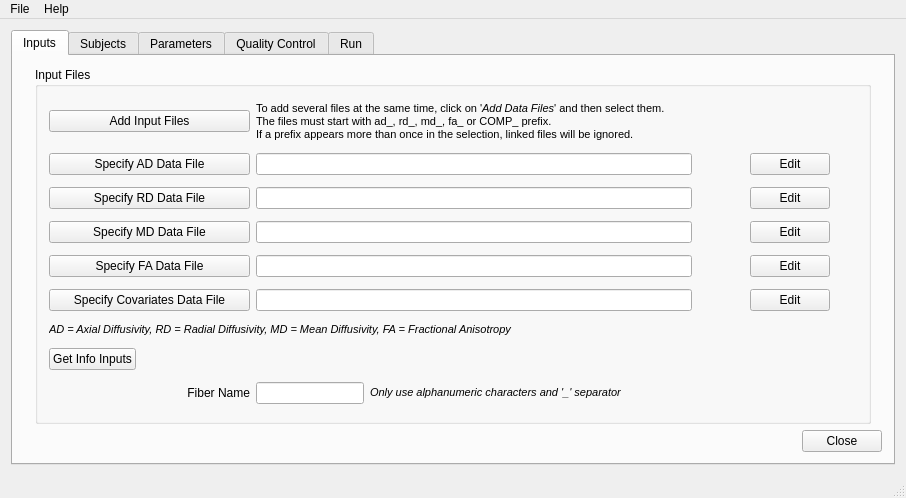
jeantm/FADTTS, file FADTTSWindow.ui: the form before one commit.
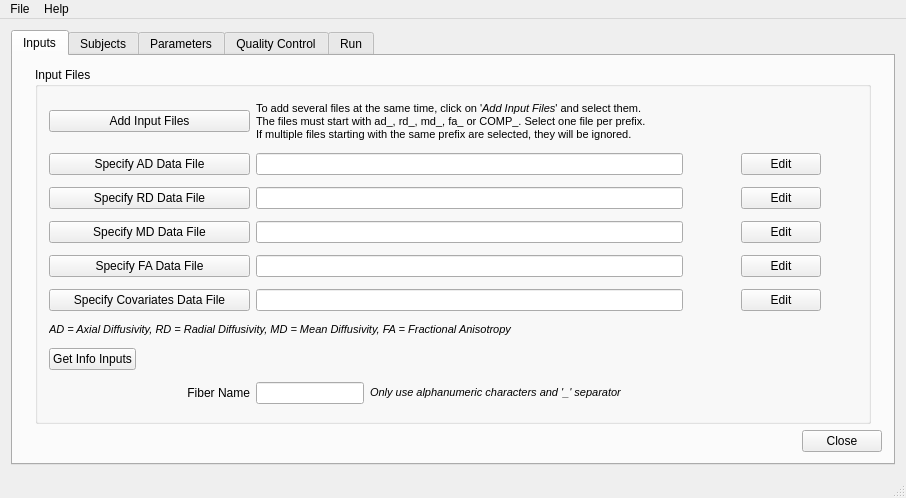
The form after the commit.

Commit message:
Project FADTTS New QTGUI Version
Changed some information displayed for the user on the main window.

Patch:
```diff
--- a/FADTTSWindow.ui
+++ b/FADTTSWindow.ui
@@ -477,7 +477,7 @@
                  </sizepolicy>
                 </property>
                 <property name="text">
-                 <string>&lt;html&gt;&lt;head/&gt;&lt;body&gt;&lt;p&gt;&lt;span style=&quot; font-size:8pt;&quot;&gt;To add several files at the same time, click on '&lt;/span&gt;&lt;span style=&quot; font-size:8pt; font-style:italic;&quot;&gt;Add Data Files&lt;/span&gt;&lt;span style=&quot; font-size:8pt;&quot;&gt;' and then select them.&lt;br&gt;The files must start with ad_, rd_, md_, fa_ or COMP_ prefix.&lt;br/&gt;If a prefix appears more than once in the selection, linked files will be ignored.&lt;/span&gt;&lt;/p&gt;&lt;/body&gt;&lt;/html&gt;</string>
+                 <string>&lt;html&gt;&lt;head/&gt;&lt;body&gt;&lt;p&gt;&lt;span style=&quot; font-size:8pt;&quot;&gt;To add several files at the same time, click on '&lt;/span&gt;&lt;span style=&quot; font-size:8pt; font-style:italic;&quot;&gt;Add Input Files&lt;/span&gt;&lt;span style=&quot; font-size:8pt;&quot;&gt;' and select them.&lt;br&gt;The files must start with ad_, rd_, md_, fa_ or COMP_. Select one file per prefix.&lt;br/&gt;If multiple files starting with the same prefix are selected, they will be ignored.&lt;/span&gt;&lt;/p&gt;&lt;/body&gt;&lt;/html&gt;</string>
                 </property>
                </widget>
               </item>
```
Left out of the diff: 2 changed lines with no effect on the pictures. The commit also changes 1 other file.
